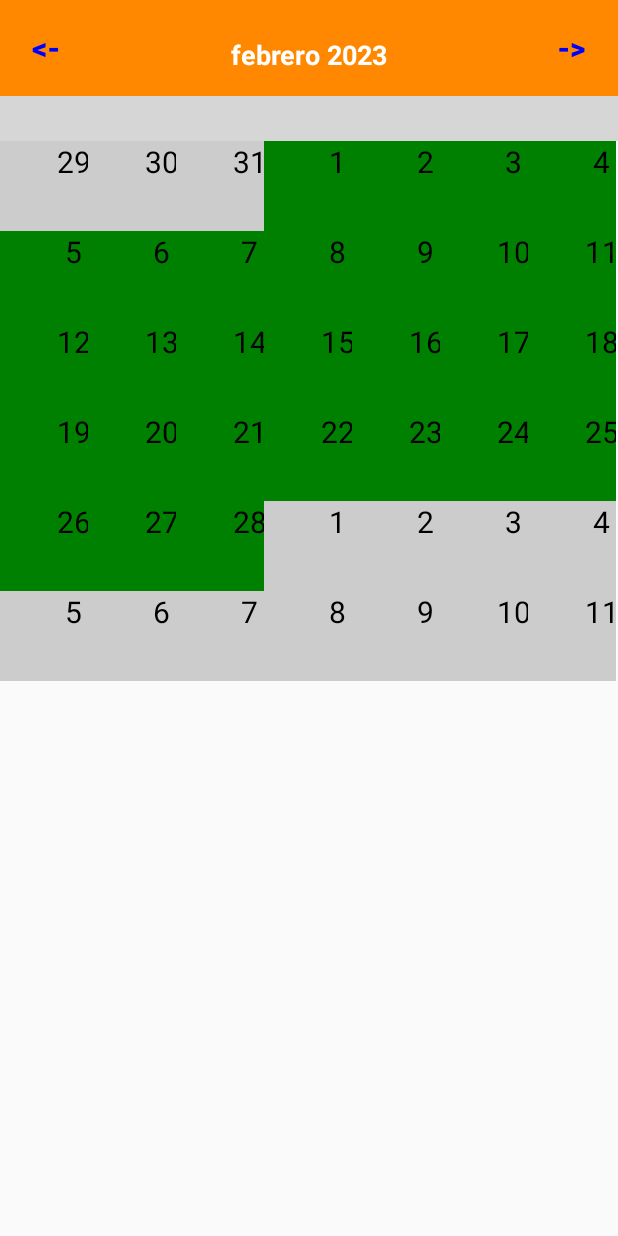
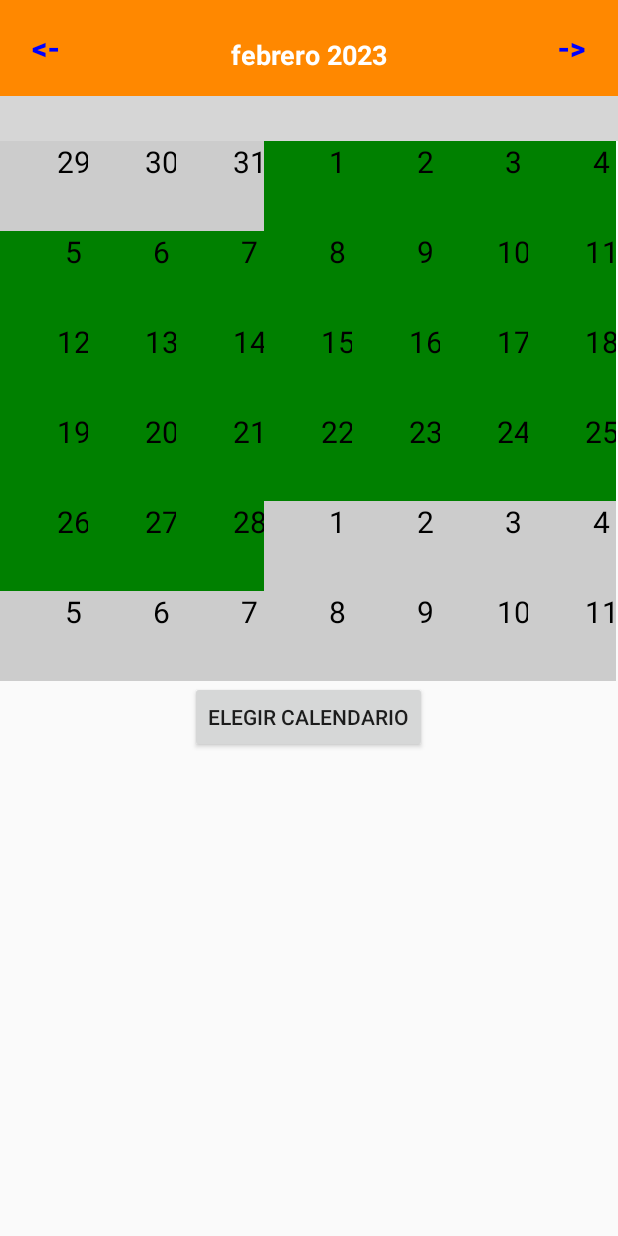
Before and after one commit to daniel-colmenares/TFG, an Android app: the screen it shows after launch once a user with an empty profile is signed in (MainActivity), after a tap on "<-", on a phone screen of 412 x 824 dp. Run offline under Robolectric (Android 15) with nearby library versions, the phone set to English and light mode, and no system bars; our stand-ins replace Firebase (no records; nobody signed in at launch, a user with empty details on screens opened directly); grey boxes are pictures that could not be loaded.

```diff
--- a/app/src/main/java/com/example/tfg/DBOpenHelper.java
+++ b/app/src/main/java/com/example/tfg/DBOpenHelper.java
@@ -12,7 +12,7 @@ import androidx.annotation.Nullable;
 public class DBOpenHelper extends SQLiteOpenHelper {
 
     private final static String CREATE_EVENTS_TABLE= "create table " +DBStructure.EVENT_TABLE_NAME + "(ID INTEGER PRIMARY KEY AUTOINCREMENT, "
-            +DBStructure.EVENT+ " TEXT, " + DBStructure.DATE+" TEXT, "+DBStructure.MONTH+" TEXT, "+DBStructure.YEAR+" TEXT)";
+            +DBStructure.EVENT+ " TEXT, " + DBStructure.DATE+" TEXT, "+DBStructure.MONTH+" TEXT, "+DBStructure.YEAR+" TEXT, "+DBStructure.IMAGEN+" TEXT)";
 
     private static final String DROP_EVENTS_TABLE="DROP TABLE IF EXISTS "+DBStructure.EVENT_TABLE_NAME;
     public DBOpenHelper(@Nullable Context context) {
@@ -42,7 +42,7 @@ public class DBOpenHelper extends SQLiteOpenHelper {
     }
 
     public Cursor ReadEvents (String date, SQLiteDatabase database ){
-        String [] Projections = {DBStructure.EVENT,DBStructure.DATE,DBStructure.MONTH,DBStructure.YEAR};
+        String [] Projections = {DBStructure.EVENT,DBStructure.DATE,DBStructure.MONTH,DBStructure.YEAR, DBStructure.IMAGEN};
         String Selection = DBStructure.DATE + "=?";
         String [] SelectionArgs  = {date};
 
@@ -52,7 +52,7 @@ public class DBOpenHelper extends SQLiteOpenHelper {
     }
 
     public Cursor ReadEventsPerMonth (String month,String year, SQLiteDatabase database ){
-        String [] Projections = {DBStructure.EVENT,DBStructure.DATE,DBStructure.MONTH,DBStructure.YEAR};
+        String [] Projections = {DBStructure.EVENT,DBStructure.DATE,DBStructure.MONTH,DBStructure.YEAR, DBStructure.IMAGEN};
         String Selection = DBStructure.MONTH + "=? and "+DBStructure.YEAR+"=?";
         String [] SelectionArgs  = {month,year};
 
--- a/app/src/main/java/com/example/tfg/DBStructure.java
+++ b/app/src/main/java/com/example/tfg/DBStructure.java
@@ -5,7 +5,7 @@ import android.net.Uri;
 
 public class DBStructure {
     public static final String DB_NAME="EVENTS_DB";
-    public static final int DB_VERSION=2;
+    public static final int DB_VERSION=3;
     public static final String EVENT_TABLE_NAME="eventstable";
     public static final String EVENT="event";
     public static final String DATE="date";
--- a/app/src/main/java/com/example/tfg/MainActivity.java
+++ b/app/src/main/java/com/example/tfg/MainActivity.java
@@ -25,6 +25,7 @@ public class MainActivity extends AppCompatActivity {
     protected void onCreate(Bundle savedInstanceState) {
         super.onCreate(savedInstanceState);
         setContentView(R.layout.activity_main);
+
         customCalendarView = (CustomCalendarView)findViewById(R.id.custom_calendar_view);
         getIntent().getExtras().getString("email");
         //glide
--- a/app/src/main/res/layout/calendar_layout.xml
+++ b/app/src/main/res/layout/calendar_layout.xml
@@ -128,10 +128,16 @@
 
     <GridView
         android:layout_width="match_parent"
-        android:layout_height="match_parent"
+        android:layout_height="wrap_content"
         android:id="@+id/gridView"
         android:numColumns="7"/>
 
+    <Button
+        android:id="@+id/buttonCambiarCalendario"
+        android:layout_width="wrap_content"
+        android:layout_height="wrap_content"
+        android:text="ELEGIR CALENDARIO"
+        android:layout_gravity="center"/>
 
 
 </LinearLayout>
```
